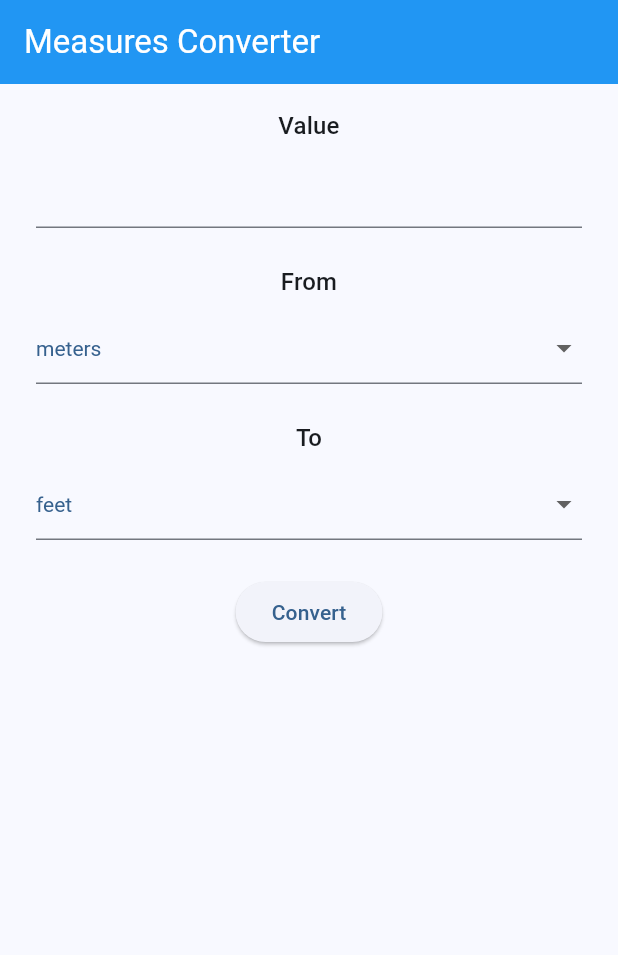
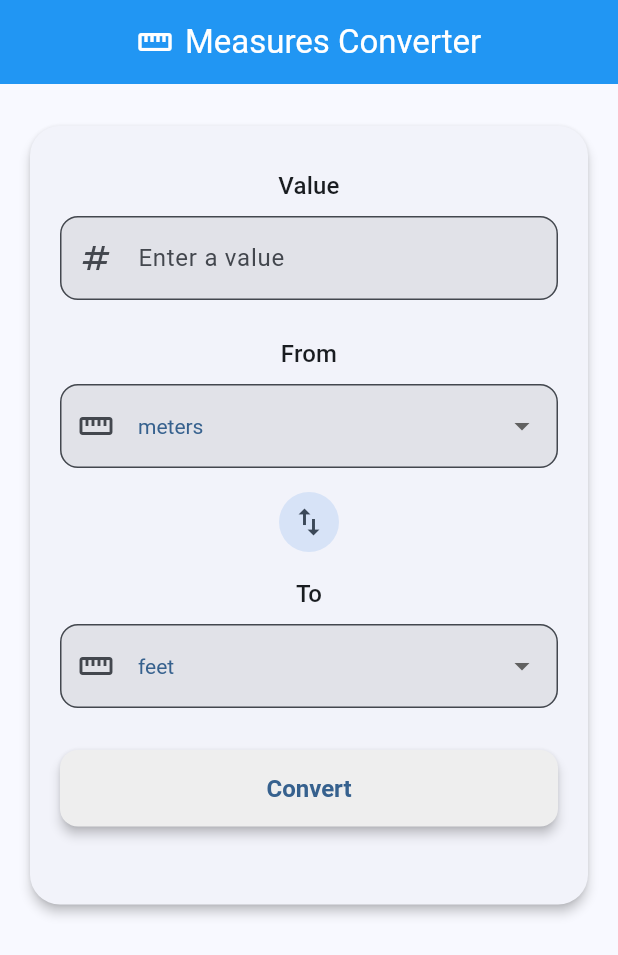
Before and after one commit to Hanuman42109/metric-converter, a Flutter app: the screen it shows after launch, on a phone screen of 412 x 824 dp. Shown: the top 955 px of the screen. Run offline on Flutter 3.47's test engine with Material 3 defaults, Android fonts, the phone set to English and light mode, and no system bars.

Commit message:
Polish converter page UI: card layout, icons, swap button, styled result banners

```diff
--- a/lib/widgets/converter_page.dart
+++ b/lib/widgets/converter_page.dart
@@ -50,6 +50,18 @@ class _ConverterPageState extends State<ConverterPage> {
     setState(() => _toUnit = newUnit);
   }
 
+  /// Swaps the "from" and "to" units. Always valid since [_toUnit] is
+  /// already guaranteed to share [_fromUnit]'s category.
+  void _swapUnits() {
+    setState(() {
+      final previousFrom = _fromUnit;
+      _fromUnit = _toUnit;
+      _toUnit = previousFrom;
+      _resultText = null;
+      _errorText = null;
+    });
+  }
+
   void _convert() {
     final double? inputValue = double.tryParse(_valueController.text);
     setState(() {
@@ -68,11 +80,32 @@ class _ConverterPageState extends State<ConverterPage> {
 
   @override
   Widget build(BuildContext context) {
+    final colorScheme = Theme.of(context).colorScheme;
     return Scaffold(
-      appBar: AppBar(title: const Text('Measures Converter')),
+      appBar: AppBar(
+        centerTitle: true,
+        title: const Row(
+          mainAxisSize: MainAxisSize.min,
+          children: [
+            Icon(Icons.straighten),
+            SizedBox(width: 8),
+            Text('Measures Converter'),
+          ],
+        ),
+      ),
       body: SafeArea(
         child: SingleChildScrollView(
-          padding: const EdgeInsets.symmetric(horizontal: 24, vertical: 16),
+          padding: const EdgeInsets.symmetric(horizontal: 16, vertical: 24),
+          child: Card(
+            elevation: 3,
+            shape: RoundedRectangleBorder(
+              borderRadius: BorderRadius.circular(20),
+            ),
+            child: Padding(
+              padding: const EdgeInsets.symmetric(
+                horizontal: 20,
+                vertical: 28,
+              ),
               child: Column(
                 crossAxisAlignment: CrossAxisAlignment.stretch,
                 children: [
@@ -83,6 +116,14 @@ class _ConverterPageState extends State<ConverterPage> {
                       decimal: true,
                       signed: true,
                     ),
+                    decoration: const InputDecoration(
+                      labelText: 'Enter a value',
+                      prefixIcon: Icon(Icons.numbers),
+                      filled: true,
+                      border: OutlineInputBorder(
+                        borderRadius: BorderRadius.all(Radius.circular(12)),
+                      ),
+                    ),
                   ),
                   const SizedBox(height: 24),
                   const _SectionLabel('From'),
@@ -92,7 +133,15 @@ class _ConverterPageState extends State<ConverterPage> {
                     units: Unit.values,
                     onChanged: _onFromUnitChanged,
                   ),
-              const SizedBox(height: 24),
+                  const SizedBox(height: 12),
+                  Center(
+                    child: IconButton.filledTonal(
+                      onPressed: _swapUnits,
+                      tooltip: 'Swap units',
+                      icon: const Icon(Icons.swap_vert),
+                    ),
+                  ),
+                  const SizedBox(height: 12),
                   const _SectionLabel('To'),
                   _UnitDropdown(
                     key: const Key('toUnitDropdown'),
@@ -100,30 +149,42 @@ class _ConverterPageState extends State<ConverterPage> {
                     units: _fromUnit.compatibleUnits,
                     onChanged: _onToUnitChanged,
                   ),
-              const SizedBox(height: 24),
-              Center(
-                child: ElevatedButton(
+                  const SizedBox(height: 28),
+                  ElevatedButton(
                     onPressed: _convert,
+                    style: ElevatedButton.styleFrom(
+                      backgroundColor: Colors.grey.shade200,
+                      foregroundColor: colorScheme.primary,
+                      elevation: 3,
+                      padding: const EdgeInsets.symmetric(vertical: 16),
+                      textStyle: const TextStyle(
+                        fontSize: 16,
+                        fontWeight: FontWeight.w600,
+                      ),
+                      shape: RoundedRectangleBorder(
+                        borderRadius: BorderRadius.circular(12),
+                      ),
+                    ),
                     child: const Text('Convert'),
-                ),
                   ),
                   const SizedBox(height: 24),
                   if (_errorText != null)
-                Center(
-                  child: Text(
-                    _errorText!,
-                    style: TextStyle(color: Theme.of(context).colorScheme.error),
+                    _ResultBanner(
+                      text: _errorText!,
+                      icon: Icons.error_outline,
+                      backgroundColor: colorScheme.errorContainer,
+                      foregroundColor: colorScheme.onErrorContainer,
+                    ),
+                  if (_resultText != null)
+                    _ResultBanner(
+                      text: _resultText!,
+                      icon: Icons.check_circle,
+                      backgroundColor: colorScheme.primaryContainer,
+                      foregroundColor: colorScheme.onPrimaryContainer,
+                    ),
+                ],
               ),
             ),
-              if (_resultText != null)
-                Center(
-                  child: Text(
-                    _resultText!,
-                    style: Theme.of(context).textTheme.titleLarge,
-                    textAlign: TextAlign.center,
-                  ),
-                ),
-            ],
           ),
         ),
       ),
@@ -150,6 +211,58 @@ class _SectionLabel extends StatelessWidget {
   }
 }
 
+/// A colored, rounded banner used to show the conversion result or an
+/// input error, with a leading icon reinforcing success/failure.
+class _ResultBanner extends StatelessWidget {
+  const _ResultBanner({
+    required this.text,
+    required this.icon,
+    required this.backgroundColor,
+    required this.foregroundColor,
+  });
+
+  final String text;
+  final IconData icon;
+  final Color backgroundColor;
+  final Color foregroundColor;
+
+  @override
+  Widget build(BuildContext context) {
+    return Container(
+      width: double.infinity,
+      padding: const EdgeInsets.symmetric(horizontal: 16, vertical: 16),
+      decoration: BoxDecoration(
+        color: backgroundColor,
+        borderRadius: BorderRadius.circular(12),
+      ),
+      child: Column(
+        children: [
+          Icon(icon, color: foregroundColor),
+          const SizedBox(height: 8),
+          Text(
+            text,
+            textAlign: TextAlign.center,
+            style: Theme.of(
+              context,
+            ).textTheme.titleLarge?.copyWith(color: foregroundColor),
+          ),
+        ],
+      ),
+    );
+  }
+}
+
+/// Icon representing a [MeasurementCategory], used to give each dropdown a
+/// quick visual cue of which family of units it's showing.
+IconData _categoryIcon(MeasurementCategory category) {
+  switch (category) {
+    case MeasurementCategory.length:
+      return Icons.straighten;
+    case MeasurementCategory.weight:
+      return Icons.scale;
+  }
+}
+
 /// A full-width dropdown for selecting a [Unit] from a given list.
 class _UnitDropdown extends StatelessWidget {
   const _UnitDropdown({
@@ -172,6 +285,13 @@ class _UnitDropdown extends StatelessWidget {
       initialValue: value,
       isExpanded: true,
       style: unitTextStyle,
+      decoration: InputDecoration(
+        prefixIcon: Icon(_categoryIcon(value.category)),
+        filled: true,
+        border: const OutlineInputBorder(
+          borderRadius: BorderRadius.all(Radius.circular(12)),
+        ),
+      ),
       items: [
         for (final unit in units)
           DropdownMenuItem(
```
Lines whose indentation alone changed are shown as unchanged.
